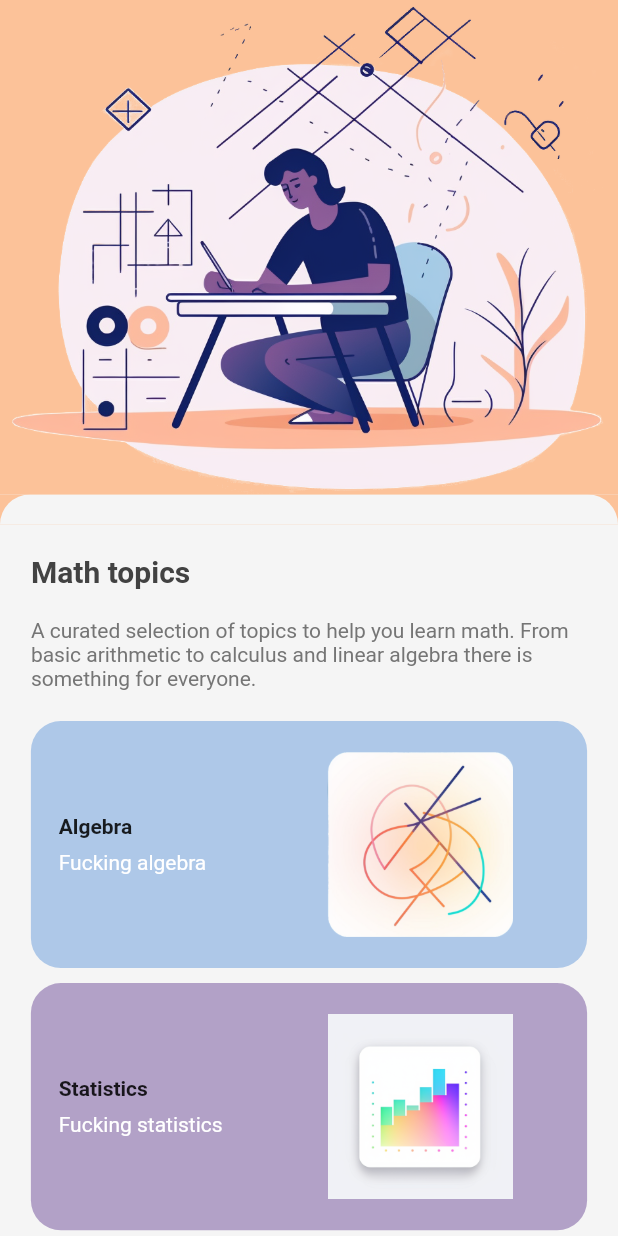
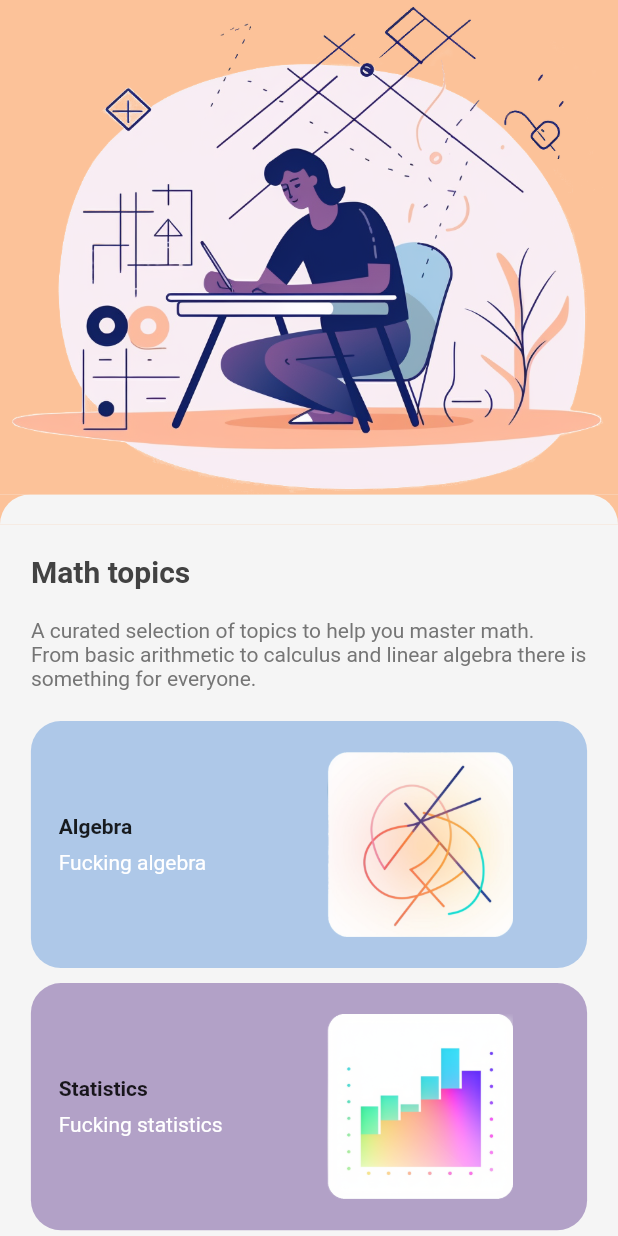
Before and after one commit to giuliovv/magistro, a Flutter app: the screen it shows after launch, on a phone screen of 412 x 824 dp. Run offline on Flutter 3.47's test engine with Material 2 defaults, Android fonts, the phone set to English and light mode, and no system bars.

Commit message:
Fix logos

```diff
--- a/lib/math_selection.dart
+++ b/lib/math_selection.dart
@@ -66,7 +66,8 @@ class Headertext extends StatelessWidget {
     double cardWidth = width * 0.9 < 400 ? width * 0.9 : 400;
     return SliverToBoxAdapter(
         child: Container(
-      margin: EdgeInsets.symmetric(horizontal: (width - cardWidth)/2, vertical: 20),
+      margin: EdgeInsets.symmetric(
+          horizontal: (width - cardWidth) / 2, vertical: 20),
       child: Column(
         crossAxisAlignment: CrossAxisAlignment.start,
         children: <Widget>[
@@ -81,7 +82,7 @@ class Headertext extends StatelessWidget {
             height: 20,
           ),
           Text(
-            'A curated selection of topics to help you learn math. From basic arithmetic to calculus and linear algebra there is something for everyone.',
+            'A curated selection of topics to help you master math. From basic arithmetic to calculus and linear algebra there is something for everyone.',
             style: TextStyle(
               color: Colors.grey.shade600,
             ),
```
Also changed, not shown: assets/math/statistics_logo.png.
